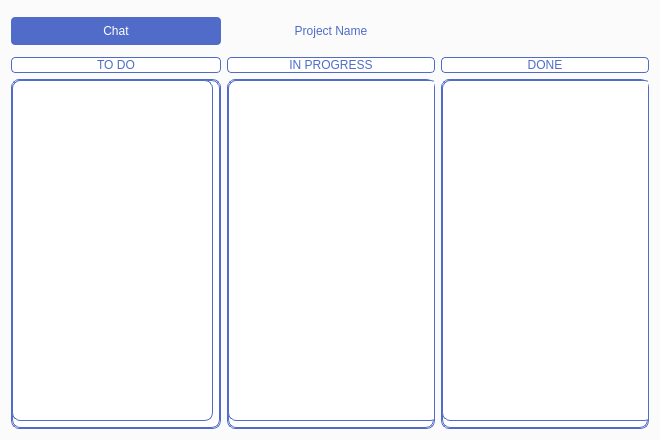
Above: client/include/projectwindow.ui from cowboymalboro1884/MessLess before the change. Below: the same form after it.
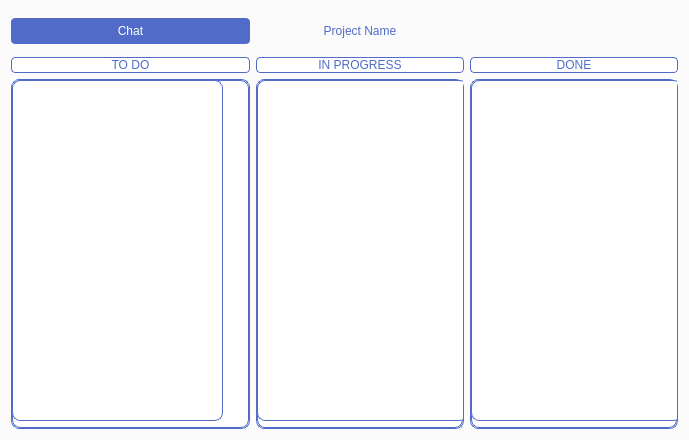
That is the form after the change. Icons and pictures are not drawn.

Diff of the .ui file:
```diff
--- a/client/include/projectwindow.ui
+++ b/client/include/projectwindow.ui
@@ -6,7 +6,7 @@
    <rect>
     <x>0</x>
     <y>0</y>
-    <width>660</width>
+    <width>689</width>
     <height>440</height>
    </rect>
   </property>
@@ -18,13 +18,13 @@
   </property>
   <property name="minimumSize">
    <size>
-    <width>660</width>
+    <width>689</width>
     <height>440</height>
    </size>
   </property>
   <property name="maximumSize">
    <size>
-    <width>660</width>
+    <width>689</width>
     <height>440</height>
    </size>
   </property>
@@ -34,8 +34,8 @@
   <property name="styleSheet">
    <string notr="true">background-color: rgb(251, 251, 251)</string>
   </property>
-  <layout class="QVBoxLayout" name="verticalLayout_2">
-   <item>
+  <layout class="QGridLayout" name="gridLayout_2">
+   <item row="0" column="0">
     <layout class="QGridLayout" name="gridLayout">
      <item row="2" column="0">
       <widget class="QLabel" name="TODO">
@@ -102,15 +102,21 @@
          <property name="widgetResizable">
           <bool>true</bool>
          </property>
+         <property name="alignment">
+          <set>Qt::AlignHCenter|Qt::AlignTop</set>
+         </property>
          <widget class="QWidget" name="scrollAreaWidgetContents_4">
           <property name="geometry">
            <rect>
             <x>0</x>
             <y>0</y>
             <width>206</width>
-            <height>338</height>
+            <height>340</height>
            </rect>
           </property>
+          <property name="styleSheet">
+           <string notr="true">color: rgb(80, 108, 200);</string>
+          </property>
           <widget class="QWidget" name="verticalLayoutWidget_2">
            <property name="geometry">
             <rect>
@@ -154,21 +160,27 @@
          <property name="widgetResizable">
           <bool>true</bool>
          </property>
+         <property name="alignment">
+          <set>Qt::AlignHCenter|Qt::AlignTop</set>
+         </property>
          <widget class="QWidget" name="scrollAreaWidgetContents_2">
           <property name="geometry">
            <rect>
             <x>0</x>
             <y>0</y>
-            <width>198</width>
-            <height>338</height>
+            <width>206</width>
+            <height>340</height>
            </rect>
           </property>
+          <property name="styleSheet">
+           <string notr="true">color: rgb(80, 108, 200);</string>
+          </property>
           <widget class="QWidget" name="verticalLayoutWidget">
            <property name="geometry">
             <rect>
              <x>0</x>
              <y>0</y>
-             <width>201</width>
+             <width>211</width>
              <height>341</height>
             </rect>
            </property>
@@ -183,15 +195,15 @@
       <widget class="QPushButton" name="project_chat">
        <property name="styleSheet">
         <string notr="true">QPushButton {
-background-color: rgb(80, 108, 200);
+     background-color: rgb(80, 108, 200);
 	color: white;
 border: 1px black;
+
      border-radius: 4px;
-	height:28px;
-	font: 63 8pt &quot;Yu Gothic UI Semibold&quot;;
+	font: 63 10pt &quot;Yu Gothic UI Semibold&quot;;
+width:210px;
+height:26px;
 }
-
-
 QPushButton:hover{
 border: 1px solid rgb(255, 255, 255);
 }</string>
@@ -234,9 +246,12 @@
             <x>0</x>
             <y>0</y>
             <width>206</width>
-            <height>338</height>
+            <height>340</height>
            </rect>
           </property>
+          <property name="styleSheet">
+           <string notr="true">color: rgb(80, 108, 200);</string>
+          </property>
           <widget class="QWidget" name="verticalLayoutWidget_3">
            <property name="geometry">
             <rect>
```
Left out of the diff: 12 changed lines with no effect on the pictures.
